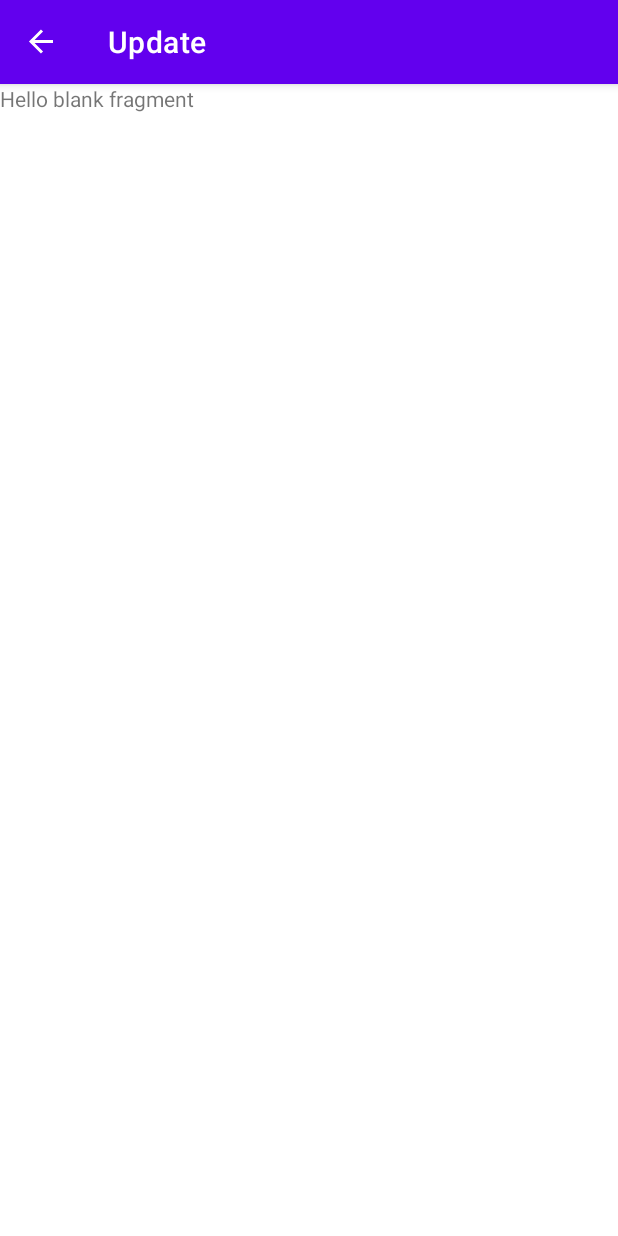
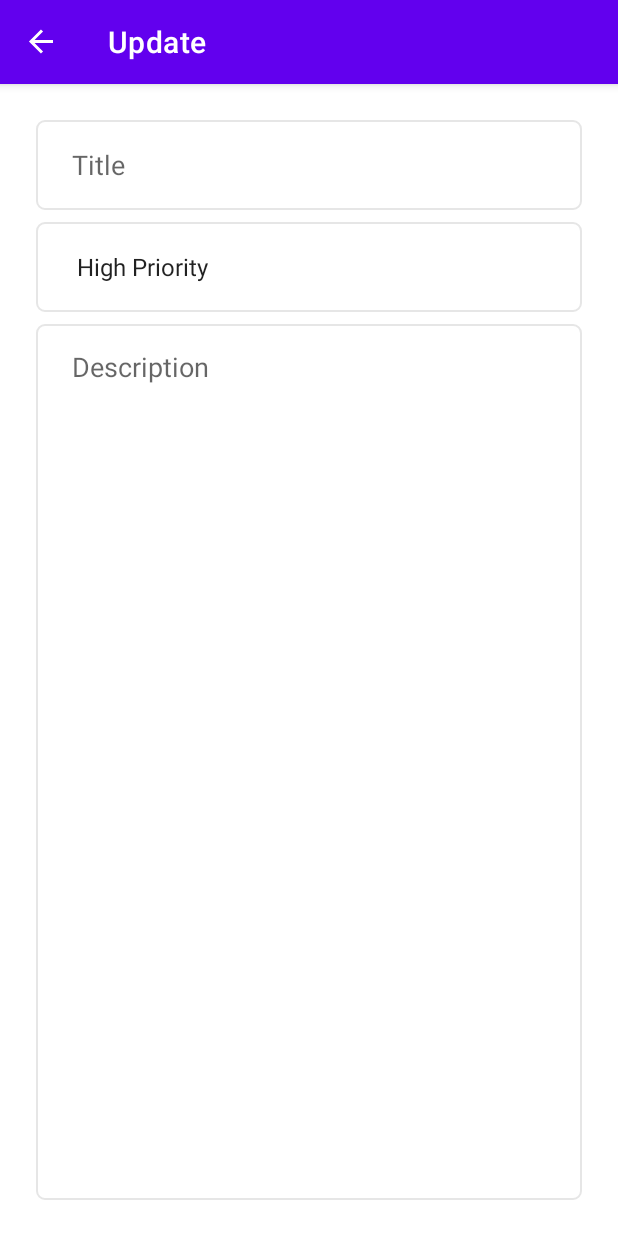
Before and after one commit to IrinaBBB/ToDoList-Android-, an Android app: the UpdateFragment screen opened through its navigation route, on a phone screen of 412 x 824 dp. Run offline under Robolectric (Android 15) with nearby library versions, the phone set to English and light mode, and no system bars; our stand-ins replace navigation-ui.

Commit message:
add: design for UpdateFragment layout

```diff
--- a/app/src/main/java/ru/irinavb/todolist/fragments/list/ListFragment.kt
+++ b/app/src/main/java/ru/irinavb/todolist/fragments/list/ListFragment.kt
@@ -29,6 +29,10 @@ class ListFragment : Fragment() {
             findNavController().navigate(R.id.action_listFragment_to_addFragment)
         }
 
+        binding.listLayout.setOnClickListener {
+            findNavController().navigate(R.id.action_listFragment_to_updateFragment)
+        }
+
         return binding.root
     }
 }
--- /dev/null
+++ b/app/src/main/res/drawable/custom_input.xml
@@ -0,0 +1,18 @@
+<?xml version="1.0" encoding="utf-8"?>
+<selector xmlns:android="http://schemas.android.com/apk/res/android">
+    <item android:state_enabled="true" android:state_focused="true">
+        <shape android:shape="rectangle">
+            <solid android:color="@color/white"/>
+            <stroke android:width="1dp" android:color="@color/purple_500"/>
+            <corners android:radius="5dp"/>
+        </shape>
+    </item>
+
+    <item android:state_enabled="true">
+        <shape android:shape="rectangle">
+            <solid android:color="@color/white"/>
+            <stroke android:width="1dp" android:color="@color/light_grey"/>
+            <corners android:radius="5dp"/>
+        </shape>
+    </item>
+</selector>
--- a/app/src/main/res/layout/fragment_add.xml
+++ b/app/src/main/res/layout/fragment_add.xml
@@ -10,44 +10,34 @@
 
     <EditText
         android:id="@+id/title_edit_text"
-        android:layout_width="0dp"
-        android:layout_height="60dp"
-        android:ems="10"
-        android:paddingStart="24dp"
-        android:paddingEnd="24dp"
         android:hint="@string/title"
-        android:background="@android:color/transparent"
         android:inputType="textPersonName"
         app:layout_constraintEnd_toEndOf="parent"
         app:layout_constraintStart_toStartOf="parent"
         app:layout_constraintTop_toTopOf="parent"
-        android:autofillHints="" />
+        android:autofillHints=""
+        style="@style/edit_text_style" />
 
     <Spinner
         android:id="@+id/priorities_spinner"
         android:entries="@array/priorities"
-        android:layout_width="0dp"
-        android:layout_height="60dp"
         android:layout_marginTop="8dp"
-        android:paddingStart="20dp"
-        android:paddingEnd="20dp"
+        style="@style/edit_text_style"
+        android:paddingStart="19dp"
+        android:paddingEnd="19dp"
         app:layout_constraintEnd_toEndOf="parent"
         app:layout_constraintStart_toStartOf="parent"
         app:layout_constraintTop_toBottomOf="@+id/title_edit_text" />
 
     <EditText
         android:id="@+id/description_edit_text"
-        android:layout_width="0dp"
         android:layout_height="0dp"
         android:layout_marginTop="8dp"
-        android:ems="10"
+        style="@style/edit_text_style"
         android:inputType="textMultiLine"
         android:hint="@string/description"
         android:gravity="top|start"
-        android:paddingStart="24dp"
-        android:paddingEnd="24dp"
         android:paddingTop="16dp"
-        android:background="@android:color/transparent"
         app:layout_constraintBottom_toBottomOf="parent"
         app:layout_constraintEnd_toEndOf="parent"
         app:layout_constraintStart_toStartOf="parent"
--- a/app/src/main/res/layout/fragment_list.xml
+++ b/app/src/main/res/layout/fragment_list.xml
@@ -2,6 +2,7 @@
 <androidx.constraintlayout.widget.ConstraintLayout xmlns:android="http://schemas.android.com/apk/res/android"
     xmlns:app="http://schemas.android.com/apk/res-auto"
     xmlns:tools="http://schemas.android.com/tools"
+    android:id="@+id/list_layout"
     android:layout_width="match_parent"
     android:layout_height="match_parent"
     tools:context=".fragments.list.ListFragment">
--- a/app/src/main/res/layout/fragment_update.xml
+++ b/app/src/main/res/layout/fragment_update.xml
@@ -1,14 +1,47 @@
 <?xml version="1.0" encoding="utf-8"?>
-<FrameLayout xmlns:android="http://schemas.android.com/apk/res/android"
+<androidx.constraintlayout.widget.ConstraintLayout xmlns:android="http://schemas.android.com/apk/res/android"
     xmlns:tools="http://schemas.android.com/tools"
     android:layout_width="match_parent"
     android:layout_height="match_parent"
+    android:padding="24dp"
+    xmlns:app="http://schemas.android.com/apk/res-auto"
     tools:context=".fragments.update.UpdateFragment">
 
-    <!-- TODO: Update blank fragment layout -->
-    <TextView
-        android:layout_width="match_parent"
-        android:layout_height="match_parent"
-        android:text="@string/hello_blank_fragment" />
+    <EditText
+        android:id="@+id/current_title_edit_text"
+        style="@style/edit_text_style"
+        android:hint="@string/title"
+        android:inputType="textPersonName"
+        app:layout_constraintEnd_toEndOf="parent"
+        app:layout_constraintStart_toStartOf="parent"
+        app:layout_constraintTop_toTopOf="parent"
+        android:autofillHints="" />
 
-</FrameLayout>
+    <Spinner
+        android:id="@+id/current_priorities_spinner"
+        android:entries="@array/priorities"
+        style="@style/edit_text_style"
+        android:layout_marginTop="8dp"
+        android:paddingStart="19dp"
+        android:paddingEnd="19dp"
+        app:layout_constraintEnd_toEndOf="parent"
+        app:layout_constraintStart_toStartOf="parent"
+        app:layout_constraintTop_toBottomOf="@+id/current_title_edit_text" />
+
+    <EditText
+        android:id="@+id/current_description_edit_text"
+        android:layout_height="0dp"
+        android:layout_marginTop="8dp"
+        style="@style/edit_text_style"
+        android:inputType="textMultiLine"
+        android:hint="@string/description"
+        android:gravity="top|start"
+        android:paddingTop="16dp"
+        app:layout_constraintBottom_toBottomOf="parent"
+        app:layout_constraintEnd_toEndOf="parent"
+        app:layout_constraintStart_toStartOf="parent"
+        app:layout_constraintTop_toBottomOf="@+id/current_priorities_spinner"
+        android:autofillHints="" />
+
+
+</androidx.constraintlayout.widget.ConstraintLayout>
--- /dev/null
+++ b/app/src/main/res/values/styles.xml
@@ -0,0 +1,12 @@
+<?xml version="1.0" encoding="utf-8"?>
+<resources>
+
+    <style name="edit_text_style">
+        <item name="android:layout_width">0dp</item>
+        <item name="android:layout_height">60dp</item>
+        <item name="android:ems">10</item>
+        <item name="android:paddingStart">24dp</item>
+        <item name="android:paddingEnd">24dp</item>
+        <item name="android:background">@drawable/custom_input</item>
+    </style>
+</resources>
```
